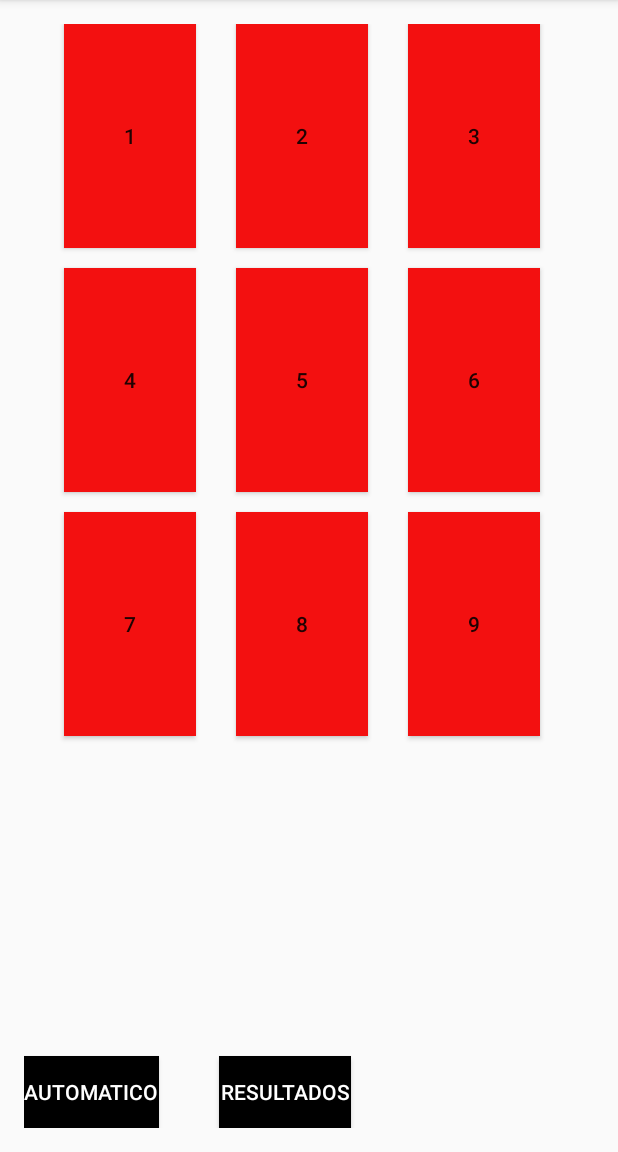
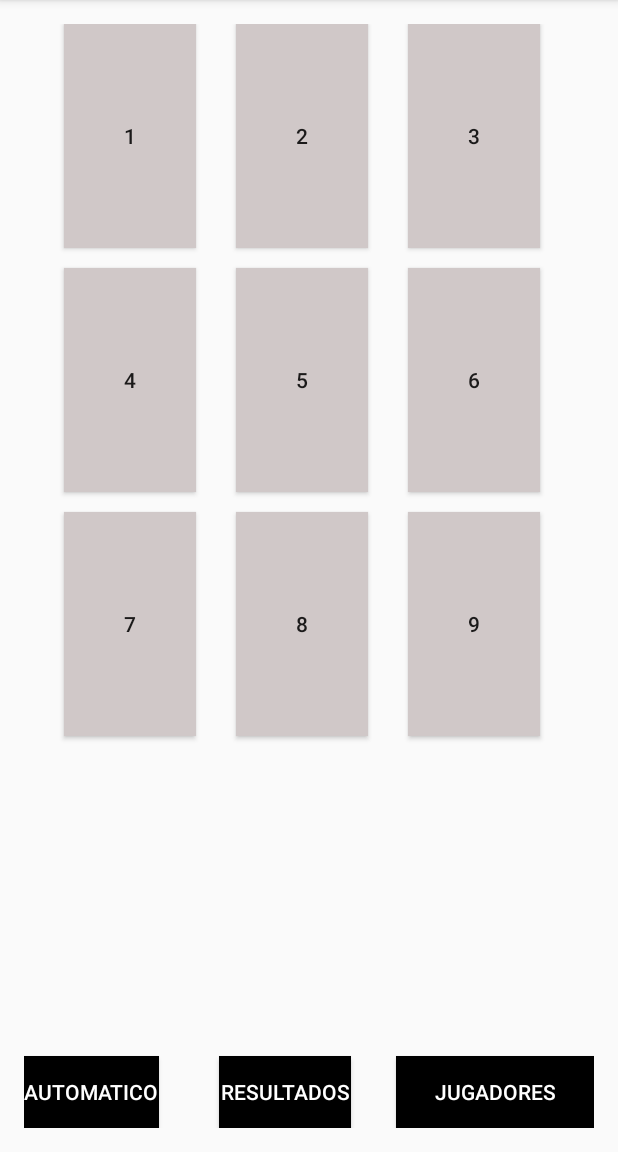
Before and after one commit to igalrevich/Programacion-6IA-2017, an Android app: the Juego screen opened directly, with no data from a screen before it, after a tap on "AUTOMATICO", on a phone screen of 412 x 824 dp, the part 84-1236 px from its top. Run offline under Robolectric (Android 15) with nearby library versions, the phone set to English and light mode, and no system bars.

Commit message:
TPN03Automaticodeuna

```diff
--- a/1er Trimestre/TPN03/TPN03/app/src/main/java/com/revich/mobile/tpn03/Juego.java
+++ b/1er Trimestre/TPN03/TPN03/app/src/main/java/com/revich/mobile/tpn03/Juego.java
@@ -22,7 +22,7 @@ public class Juego extends AppCompatActivity {
     Button btn07;
     Button btn08;
     Button btn09;
-    Button btnResultados,btnAutomatico;
+    Button btnResultados,btnAutomatico,btnJugadores;
     Button [] VecBotones= new Button[9];
     int NumRandom,IndiceVec;
     int resId;
@@ -131,6 +131,8 @@ public class Juego extends AppCompatActivity {
         btn09=(Button) findViewById(R.id.btn09);
         btnResultados=(Button) findViewById(R.id.btnResultados);
         btnAutomatico=(Button) findViewById(R.id.btnAutomatico);
+        btnJugadores= (Button) findViewById(R.id.btnJugadores);
+
     }
     private void AsignarEstadoBotones()
     {   int color;
@@ -163,7 +165,10 @@ public class Juego extends AppCompatActivity {
         btn09.setOnClickListener(btn_click);
         btnResultados.setOnClickListener(btnResultados_click);
         btnAutomatico.setOnClickListener(btnAutomatico_click);
+
+
     }
+
     private View.OnClickListener btn_click= new View.OnClickListener()
     {
         @Override
@@ -195,7 +200,8 @@ public class Juego extends AppCompatActivity {
     {
         @Override
         public void onClick(View view)
-        {  boolean Gano=false;
+        {
+            boolean Gano=false;
             while(Gano==false)
             {
                 NumRandom=rand.nextInt(9);
@@ -229,7 +235,9 @@ public class Juego extends AppCompatActivity {
         return IndiceVec;
     }
     private void ModificarBotones(int IndiceVec)
-    {   int color;
+    {
+
+        int color;
         String[]BotonesAModificar=Jugadas[IndiceVec].split(",");
         for(int i=0;i<BotonesAModificar.length;i++)
         {
@@ -262,7 +270,7 @@ public class Juego extends AppCompatActivity {
         int ContCasillerosVectorEstados=0;
         boolean EstadosDistintos=false;
         boolean Gano=false;
-        while (EstadosDistintos==false || ContCasillerosVectorEstados<8)
+        while (EstadosDistintos==false && ContCasillerosVectorEstados<8)
         {
             if(EstadosBotones[ContCasillerosVectorEstados]!=EstadosBotones[ContCasillerosVectorEstados+1])
             {
--- a/1er Trimestre/TPN03/TPN03/app/src/main/res/layout/activity_juego.xml
+++ b/1er Trimestre/TPN03/TPN03/app/src/main/res/layout/activity_juego.xml
@@ -125,7 +125,8 @@
         android:layout_alignBottom="@+id/gridLayout"
         android:layout_marginLeft="130dp"
         android:layout_marginTop="30dp"
-        android:textColor="#ffffff" />
+        android:textColor="#ffffff"
+        android:layout_marginRight="30dp" />
     <Button
         android:layout_width="wrap_content"
         android:layout_height="wrap_content"
@@ -140,4 +141,20 @@
         android:textColor="#ffffff"
         android:layout_alignParentLeft="true"
         android:layout_alignParentStart="true" />
+    <Button
+        android:layout_width="50dp"
+        android:layout_height="wrap_content"
+        android:text="Jugadores"
+        android:id="@+id/btnJugadores"
+        android:layout_row="3"
+        android:layout_column="3"
+        android:background="#000000"
+        android:layout_columnSpan="2"
+        android:layout_marginTop="30dp"
+        android:textColor="#ffffff"
+        android:layout_alignRight="@+id/gridLayout"
+        android:layout_alignEnd="@+id/gridLayout"
+        android:layout_alignBottom="@+id/gridLayout"
+        android:layout_toRightOf="@+id/btnResultados"
+        android:layout_toEndOf="@+id/btnResultados" />
 </RelativeLayout>
```
